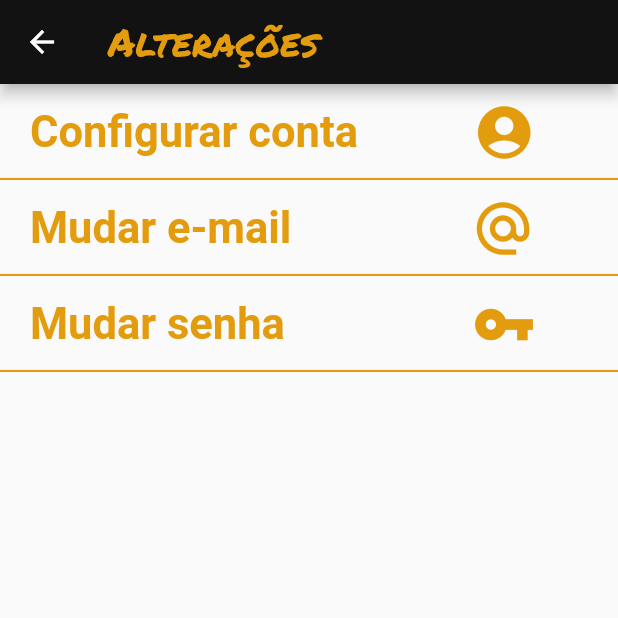
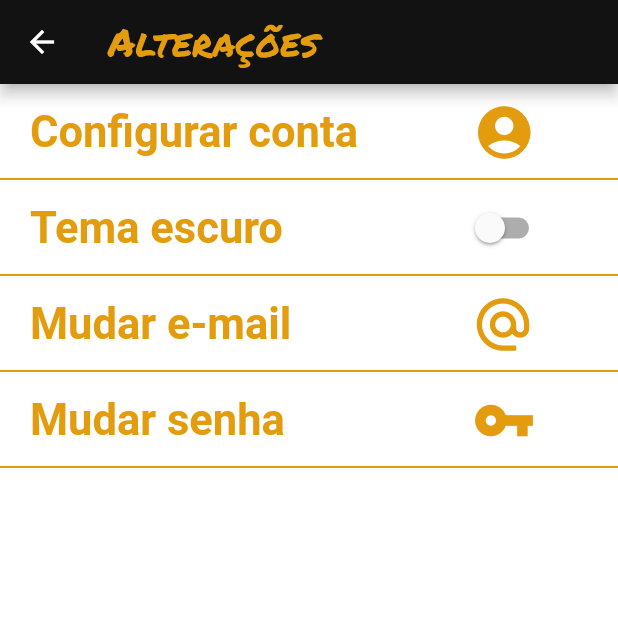
Before and after one commit to maylon67/AppBiogrfiaPersonagens, a Flutter app: the AlteracoesPage screen opened directly, on a phone screen of 412 x 824 dp, the top half of it. Run offline on Flutter 3.47's test engine with Material 2 defaults, Android fonts, the light colour scheme and no system bars; our stand-ins replace google_fonts, ionicons.

Commit message:
modo noturno e outros detalhes

```diff
--- a/lib/app_config.dart
+++ b/lib/app_config.dart
@@ -5,4 +5,4 @@ import 'package:flutter/material.dart';
 double width(BuildContext context) => MediaQuery.of(context).size.width;
 double height(BuildContext context) => MediaQuery.of(context).size.height;
 typedef mapSD = Map<String, dynamic>;
-Color corPadraoPersonagemsApp = Color(0xFFe39c0e);
+Color corPadraoPersonagensApp = Color(0xFFe39c0e);
--- a/lib/models/cards.dart
+++ /dev/null
@@ -1 +0,0 @@
-// TODO Implement this library.
--- a/lib/models/desenhos.dart
+++ b/lib/models/desenhos_models.dart
@@ -1,13 +1,13 @@
 import 'package:app_personagens_biografia/app_config.dart';
 
-class Desenho{
+class DesenhoModels{
  String nomeDoDesenho = '';
  String quantidadeDeEpDesenho = '';
  String classificacaoEducativaDesenho = '';
  String sinopseDesenho ='';
  String personagemProtagonistaDesenho ='';
  String criadorDesenho ='';
- Desenho(
+ DesenhoModels(
   this.classificacaoEducativaDesenho,
   this.criadorDesenho,
   this.nomeDoDesenho,
@@ -15,7 +15,7 @@ class Desenho{
   this.quantidadeDeEpDesenho,
   this.sinopseDesenho
  );
- Desenho.fromJson(mapSD json){
+ DesenhoModels.fromJson(mapSD json){
  classificacaoEducativaDesenho = json['classificacao_educativa_do_desenho'];
  criadorDesenho = json['criador_do_desenho'];
  sinopseDesenho = json['sinopse_do_desenho'];
--- a/lib/models/filmes.dart
+++ b/lib/models/filmes_models.dart
@@ -1,13 +1,13 @@
 import 'package:app_personagens_biografia/app_config.dart';
 
-class Filme{
+class FilmeModels{
   String nomeDoFilme ='';
   String tempoDoFilme ='';
   String classificacaoEducativaFilme = '';
   String generoDoFilme = '';
   String studioDoFilme ='';
   String personagemPrincipalFilme = '';
-  Filme(
+  FilmeModels(
     this.classificacaoEducativaFilme,
     this.generoDoFilme,
     this.nomeDoFilme,
@@ -15,7 +15,7 @@ class Filme{
     this.studioDoFilme,
     this.tempoDoFilme
   );
- Filme.fromJson(mapSD json){
+ FilmeModels.fromJson(mapSD json){
   nomeDoFilme = json['nome_do_filme'];
   tempoDoFilme = json['tempo_do_filme'];
   classificacaoEducativaFilme = json['classificacao_educativa_do_filme'];
--- a/lib/models/livros_models.dart
+++ b/lib/models/livros_models.dart
@@ -1,13 +1,13 @@
 import 'package:app_personagens_biografia/app_config.dart';
 
-class AnimesModels{
+class LivrosModels{
   String nomeLivro = '';
   String sinopseLivro = '';
   String generoLivro = '';
   String lancamentoLivro = '';
   String  classificacaoIndicativaLivro = '';
   String paisMaisFamosoLivro = '';
-  AnimesModels(
+  LivrosModels(
     this.nomeLivro,
     this.sinopseLivro,
     this.generoLivro,
@@ -15,7 +15,7 @@ class AnimesModels{
     this.classificacaoIndicativaLivro,
     this.paisMaisFamosoLivro,
   );
-   AnimesModels.fromJson(mapSD json){
+   LivrosModels.fromJson(mapSD json){
    nomeLivro = json['nome_livro'].toString();
    sinopseLivro = json['sinopse_livro'].toString();
    generoLivro = json['genero_livro'].toString();
--- a/lib/models/login.dart
+++ b/lib/models/loginModels.dart
@@ -1,19 +1,19 @@
 import 'package:app_personagens_biografia/app_config.dart';
 
-class Login{
+class LoginModels{
  String nomeDoUsuario = '';
  String senhaDoUsuario = '';
  String emailDoUsuario = '';
  String sobrenomeDoUsuario ='';
  String dataDeNascimento ='';
- Login(
+ LoginModels(
   this.dataDeNascimento,
   this.emailDoUsuario,
   this.nomeDoUsuario,
   this.senhaDoUsuario,
   this.sobrenomeDoUsuario
   );
-  Login.fromJson(mapSD json){
+  LoginModels.fromJson(mapSD json){
    nomeDoUsuario = json['nome_do_usuario'];
    senhaDoUsuario = json['senha_do_usuario'];
    sobrenomeDoUsuario = json['sobrenome_do_usuario'];
--- a/lib/models/series_models.dart
+++ b/lib/models/series_models.dart
@@ -1,6 +1,6 @@
 import 'package:app_personagens_biografia/app_config.dart';
 
-class AnimesModels{
+class SeriesModels{
   String nomeSerie = '';
   String sinopseSerie = '';
   String generoSerie = '';
@@ -8,7 +8,7 @@ class AnimesModels{
   String numeroEpisodiosSerie = '';
   String classificacaoIndicativaSerie = '';
   String paisMaisFamosoSerie = '';
-  AnimesModels(
+  SeriesModels(
     this.nomeSerie,
     this.sinopseSerie,
     this.generoSerie,
@@ -17,7 +17,7 @@ class AnimesModels{
     this.classificacaoIndicativaSerie,
     this.paisMaisFamosoSerie,
   );
-   AnimesModels.fromJson(mapSD json){
+   SeriesModels.fromJson(mapSD json){
    nomeSerie = json['nome_serie'].toString();
    sinopseSerie = json['sinopse_serie'].toString();
    generoSerie = json['genero_serie'].toString();
--- a/lib/ui/alteracoes_page.dart
+++ b/lib/ui/alteracoes_page.dart
@@ -2,6 +2,9 @@ import 'package:flutter/material.dart';
 import 'package:google_fonts/google_fonts.dart';
 import 'package:app_personagens_biografia/app_config.dart';
 import 'package:ionicons/ionicons.dart';
+
+Color colorScaffoldPersonagensApp = Colors.white  ;
+bool isSwitch = false;
 
 class AlteracoesPage extends StatefulWidget {
   const AlteracoesPage({ Key? key }) : super(key: key);
@@ -14,6 +17,7 @@ class _AlteracoesPageState extends State<AlteracoesPage> {
   @override
   Widget build(BuildContext context) {
     return Scaffold(
+      backgroundColor: colorScaffoldPersonagensApp,
       appBar: AppBar(
         title: Text(
           'Alterações',
@@ -28,11 +32,10 @@ class _AlteracoesPageState extends State<AlteracoesPage> {
           Divider(
             height: 0,
             thickness: 1.4,
-            color: corPadraoPersonagemsApp,
+            color: corPadraoPersonagensApp,
           ),
           GestureDetector(
-            onTap: () {
-            },
+            onTap: () {},
             child: Row(
               children: <Widget>[
                 SizedBox(
@@ -44,7 +47,7 @@ class _AlteracoesPageState extends State<AlteracoesPage> {
                     'Configurar conta',
                     style: TextStyle(
                       fontSize: 29,
-                      color: corPadraoPersonagemsApp,
+                      color: corPadraoPersonagensApp,
                       fontWeight: FontWeight.bold,
                     ),
                   ),
@@ -54,25 +57,57 @@ class _AlteracoesPageState extends State<AlteracoesPage> {
                   padding: const EdgeInsets.only(left: 6.5),
                   child: Icon(
                     Icons.account_circle_sharp,
-                    color: corPadraoPersonagemsApp,
+                    color: corPadraoPersonagensApp,
                     size: 42,
                   ),
-                ),
-                Divider(
-                  height: 0,
-                  thickness: 1.4,
-                  color: corPadraoPersonagemsApp,
-                ),
-                SizedBox(
-                  height: 19,
                 ),
               ],
             ),
           ),
+           Divider(
+                  height: 0,
+                  thickness: 1.4,
+                  color: corPadraoPersonagensApp,
+                ),
+           Row(
+            children: [
+              Padding(
+                padding:
+                    const EdgeInsets.symmetric(horizontal: 20, vertical: 15),
+                child: GestureDetector(
+                  child: Text(
+                    'Tema escuro',
+                    style: TextStyle(
+                      color: corPadraoPersonagensApp,
+                      fontWeight: FontWeight.bold,
+                      fontSize: 29,
+                    ),
+                    textAlign: TextAlign.left,
+                  ),
+                ),
+              ),
+              Padding(padding: EdgeInsets.symmetric(horizontal: 45)),
+              Padding(
+                padding: const EdgeInsets.symmetric(horizontal: 8),
+                child: Switch(
+                    value: isSwitch,
+                    onChanged: (newValue) {
+                      if (isSwitch == false) {
+                        colorScaffoldPersonagensApp = Colors.black;
+                      } else {
+                        colorScaffoldPersonagensApp = Colors.white;
+                      }
+                      setState(() {
+                        isSwitch = newValue;
+                      });
+                    }),
+              ),
+            ],
+          ),
           Divider(
             height: 0,
             thickness: 1.4,
-            color: corPadraoPersonagemsApp,
+            color: corPadraoPersonagensApp,
           ),
             Row(
             children: <Widget>[
@@ -82,19 +117,17 @@ class _AlteracoesPageState extends State<AlteracoesPage> {
           Divider(
             height: 0,
             thickness: 1.4,
-            color: corPadraoPersonagemsApp,
+            color: corPadraoPersonagensApp,
           ),
               Padding(
                 padding: EdgeInsets.symmetric(horizontal: 20, vertical: 15),
                 child: GestureDetector(
-                  onTap: (){
-
-                  },
+                  onTap: (){},
                   child: Text(
                     'Mudar e-mail',
                     style: TextStyle(
                       fontSize: 29,
-                      color: corPadraoPersonagemsApp,
+                      color: corPadraoPersonagensApp,
                       fontWeight: FontWeight.bold,
                     ),
                   ),
@@ -104,14 +137,14 @@ class _AlteracoesPageState extends State<AlteracoesPage> {
                 padding: const EdgeInsets.only(left: 100),
                 child: Icon(
                   Icons.alternate_email,
-                  color: corPadraoPersonagemsApp,
+                  color: corPadraoPersonagensApp,
                   size: 42,
                 ),
               ),
               Divider(
                 height: 0,
                 thickness: 1.4,
-                color: corPadraoPersonagemsApp,
+                color: corPadraoPersonagensApp,
               ),
               SizedBox(
                 height: 19,
@@ -121,7 +154,7 @@ class _AlteracoesPageState extends State<AlteracoesPage> {
           Divider(
             height: 0,
             thickness: 1.4,
-            color: corPadraoPersonagemsApp,
+            color: corPadraoPersonagensApp,
           ),
           Row(
             children: <Widget>[
@@ -131,14 +164,12 @@ class _AlteracoesPageState extends State<AlteracoesPage> {
               Padding(
                 padding: EdgeInsets.symmetric(horizontal: 20, vertical: 15),
                 child: GestureDetector(
-                  onTap: (){
-
-                  },
+                  onTap: (){},
                   child: Text(
                     'Mudar senha',
                     style: TextStyle(
                       fontSize: 29,
-                      color: corPadraoPersonagemsApp,
+                      color: corPadraoPersonagensApp,
                       fontWeight: FontWeight.bold,
                     ),
                   ),
@@ -148,14 +179,14 @@ class _AlteracoesPageState extends State<AlteracoesPage> {
                 padding: const EdgeInsets.only(left: 105),
                 child: Icon(
                   Icons.vpn_key,
-                  color: corPadraoPersonagemsApp,
+                  color: corPadraoPersonagensApp,
                   size: 42,
                 ),
               ),
               Divider(
                 height: 0,
                 thickness: 1.4,
-                color: corPadraoPersonagemsApp,
+                color: corPadraoPersonagensApp,
               ),
               SizedBox(
                 height: 19,
@@ -165,7 +196,7 @@ class _AlteracoesPageState extends State<AlteracoesPage> {
           Divider(
             height: 0,
             thickness: 1.4,
-            color: corPadraoPersonagemsApp,
+            color: corPadraoPersonagensApp,
           ),
         ],
       ),
--- a/lib/ui/animes_page.dart
+++ b/lib/ui/animes_page.dart
@@ -1,3 +1,4 @@
+import 'package:app_personagens_biografia/ui/alteracoes_page.dart';
 import 'package:flutter/material.dart';
 import 'package:google_fonts/google_fonts.dart';
 
@@ -11,6 +12,7 @@ class _AnimesPageState extends State<AnimesPage> {
   @override
   Widget build(BuildContext context) {
     return Scaffold(
+      backgroundColor: colorScaffoldPersonagensApp,
       appBar: AppBar(
         title: Text(
           'Animes',
--- a/lib/ui/desenhos_page.dart
+++ b/lib/ui/desenhos_page.dart
@@ -1,3 +1,4 @@
+import 'package:app_personagens_biografia/ui/alteracoes_page.dart';
 import 'package:flutter/material.dart';
 import 'package:google_fonts/google_fonts.dart';
 import 'package:app_personagens_biografia/app_config.dart';
@@ -13,6 +14,7 @@ class _DesenhosPageState extends State<DesenhosPage> {
   @override
   Widget build(BuildContext context) {
     return Scaffold(
+      backgroundColor: colorScaffoldPersonagensApp,
       appBar: AppBar(
         title: Text(
           'Desenhos Animados',
--- a/lib/ui/filmes_page.dart
+++ b/lib/ui/filmes_page.dart
@@ -1,3 +1,4 @@
+import 'package:app_personagens_biografia/ui/alteracoes_page.dart';
 import 'package:flutter/material.dart';
 import 'package:google_fonts/google_fonts.dart';
 import 'package:app_personagens_biografia/app_config.dart';
@@ -14,6 +15,7 @@ class _FilmrsPageState extends State<FilmrsPage> {
   @override
   Widget build(BuildContext context) {
     return Scaffold(
+      backgroundColor: colorScaffoldPersonagensApp,
      appBar: AppBar(
         title: Text(
           'Filmes',
--- a/lib/ui/jogos_page.dart
+++ b/lib/ui/jogos_page.dart
@@ -1,4 +1,5 @@
 import 'package:app_personagens_biografia/app_config.dart';
+import 'package:app_personagens_biografia/ui/alteracoes_page.dart';
 import 'package:flutter/material.dart';
 import 'package:google_fonts/google_fonts.dart';
 import 'package:ionicons/ionicons.dart';
@@ -14,6 +15,7 @@ class _JogosPageState extends State<JogosPage> {
   @override
   Widget build(BuildContext context) {
     return Scaffold(
+      backgroundColor: colorScaffoldPersonagensApp,
       appBar: AppBar(
         title: Text(
           'Jogos',
@@ -23,7 +25,7 @@ class _JogosPageState extends State<JogosPage> {
         centerTitle: true,
         backgroundColor: Color.fromARGB(255, 19, 18, 18),
         leading: Icon(Ionicons.menu_outline,
-            color: corPadraoPersonagemsApp, size: 40),
+            color: corPadraoPersonagensApp, size: 40),
         actions: [
           Padding(
             padding: EdgeInsets.all(30),
--- a/lib/ui/livros_page.dart
+++ b/lib/ui/livros_page.dart
@@ -1,3 +1,4 @@
+import 'package:app_personagens_biografia/ui/alteracoes_page.dart';
 import 'package:flutter/material.dart';
 import 'package:google_fonts/google_fonts.dart';
 import 'package:app_personagens_biografia/app_config.dart';
@@ -14,6 +15,7 @@ class _LivrosPageState extends State<LivrosPage> {
   @override
   Widget build(BuildContext context) {
     return Scaffold(
+      backgroundColor: colorScaffoldPersonagensApp,
       appBar: AppBar(
         title: Text(
           'Livros',
--- a/lib/ui/login_page.dart
+++ b/lib/ui/login_page.dart
@@ -1,3 +1,4 @@
+import 'package:app_personagens_biografia/ui/alteracoes_page.dart';
 import 'package:flutter/material.dart';
 import 'package:google_fonts/google_fonts.dart';
 
@@ -12,6 +13,7 @@ class _LoginPageState extends State<LoginPage> {
   @override
   Widget build(BuildContext context) {
     return Scaffold(
+      backgroundColor: colorScaffoldPersonagensApp,
       appBar: AppBar(
         title: Text(
           'Login',
--- a/lib/ui/main_page.dart
+++ b/lib/ui/main_page.dart
@@ -23,6 +23,7 @@ class _MainPageState extends State<MainPage> {
   @override
   Widget build(BuildContext context) {
     return Scaffold(
+      backgroundColor: colorScaffoldPersonagensApp,
       appBar: AppBar(
         title: Text(
           'Biografia de Personagens',
--- a/lib/ui/series_page.dart
+++ b/lib/ui/series_page.dart
@@ -1,3 +1,4 @@
+import 'package:app_personagens_biografia/ui/alteracoes_page.dart';
 import 'package:flutter/material.dart';
 import 'package:google_fonts/google_fonts.dart';
 
@@ -12,6 +13,7 @@ class _SeriesPageState extends State<SeriesPage> {
   @override
   Widget build(BuildContext context) {
     return Scaffold(
+      backgroundColor: colorScaffoldPersonagensApp,
       appBar: AppBar(
         title: Text(
           'Séries',
```
Also changed, not shown: lib/maps/maps_personagens.dart (+8 -5 lines), lib/models/animes_models.dart (+12 -9 lines), lib/models/jogos_models.dart (renamed from lib/models/jogo.dart).
